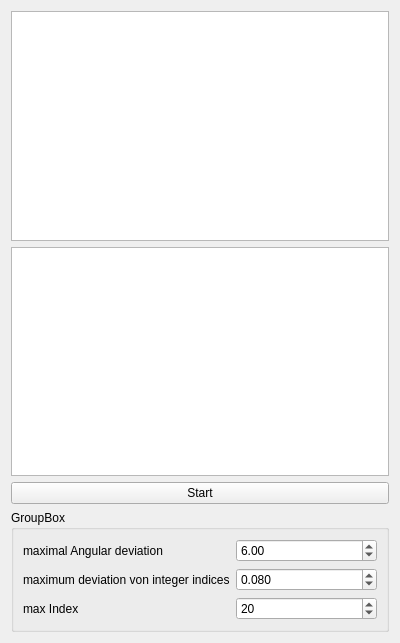
Before: the Qt Designer form Indexing.ui in BackupTheBerlios/clip-svn, drawn with Qt 5.
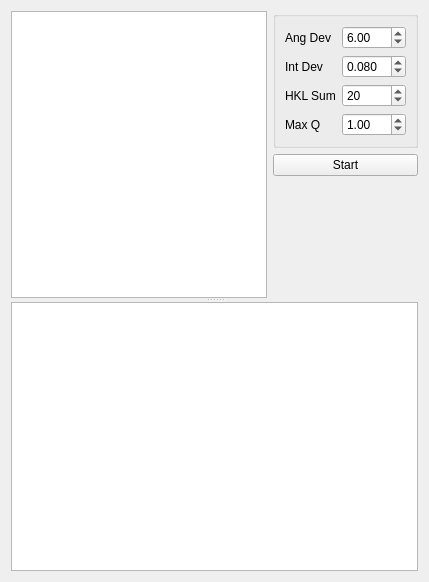
After: the same form once the commit is applied.

```diff
--- a/Indexing.ui
+++ b/Indexing.ui
@@ -5,25 +5,49 @@
    <rect>
     <x>0</x>
     <y>0</y>
-    <width>400</width>
-    <height>643</height>
+    <width>422</width>
+    <height>582</height>
    </rect>
   </property>
   <property name="windowTitle" >
    <string>Form</string>
   </property>
   <layout class="QGridLayout" name="gridLayout_2" >
-   <item row="2" column="0" >
-    <widget class="QPushButton" name="startButton" >
-     <property name="text" >
-      <string>Start</string>
+   <item row="0" column="0" >
+    <widget class="QSplitter" name="splitter" >
+     <property name="orientation" >
+      <enum>Qt::Vertical</enum>
+     </property>
+     <widget class="QWidget" name="" >
+      <layout class="QHBoxLayout" name="horizontalLayout" >
+       <item>
+        <widget class="QTableView" name="SolutionSelector" >
+         <property name="sizePolicy" >
+          <sizepolicy vsizetype="Expanding" hsizetype="MinimumExpanding" >
+           <horstretch>0</horstretch>
+           <verstretch>0</verstretch>
+          </sizepolicy>
+         </property>
+         <property name="editTriggers" >
+          <set>QAbstractItemView::NoEditTriggers</set>
+         </property>
+         <property name="selectionMode" >
+          <enum>QAbstractItemView::SingleSelection</enum>
+         </property>
+         <property name="selectionBehavior" >
+          <enum>QAbstractItemView::SelectRows</enum>
+         </property>
+         <property name="sortingEnabled" >
+          <bool>true</bool>
      </property>
     </widget>
    </item>
-   <item row="3" column="0" >
+       <item>
+        <layout class="QVBoxLayout" name="verticalLayout" >
+         <item>
     <widget class="QGroupBox" name="groupBox" >
      <property name="title" >
-      <string>GroupBox</string>
+            <string/>
      </property>
      <property name="flat" >
       <bool>true</bool>
@@ -32,7 +56,7 @@
       <item row="0" column="0" >
        <widget class="QLabel" name="label" >
         <property name="text" >
-         <string>maximal Angular deviation</string>
+               <string>Ang Dev</string>
         </property>
        </widget>
       </item>
@@ -46,7 +70,7 @@
       <item row="1" column="0" >
        <widget class="QLabel" name="label_2" >
         <property name="text" >
-         <string>maximum deviation von integer indices</string>
+               <string>Int Dev</string>
         </property>
        </widget>
       </item>
@@ -69,7 +93,7 @@
       <item row="2" column="0" >
        <widget class="QLabel" name="label_3" >
         <property name="text" >
-         <string>max Index</string>
+               <string>HKL Sum</string>
         </property>
        </widget>
       </item>
@@ -83,33 +107,62 @@
         </property>
        </widget>
       </item>
+            <item row="3" column="0" >
+             <widget class="QLabel" name="label_4" >
+              <property name="text" >
+               <string>Max Q</string>
+              </property>
+             </widget>
+            </item>
+            <item row="3" column="1" >
+             <widget class="QDoubleSpinBox" name="doubleSpinBox" >
+              <property name="minimum" >
+               <double>0.100000000000000</double>
+              </property>
+              <property name="maximum" >
+               <double>100.000000000000000</double>
+              </property>
+              <property name="singleStep" >
+               <double>0.250000000000000</double>
+              </property>
+              <property name="value" >
+               <double>1.000000000000000</double>
+              </property>
+             </widget>
+            </item>
      </layout>
     </widget>
    </item>
-   <item row="0" column="0" >
-    <widget class="QTableView" name="SolutionSelector" >
-     <property name="sizePolicy" >
-      <sizepolicy vsizetype="Expanding" hsizetype="Preferred" >
-       <horstretch>0</horstretch>
-       <verstretch>0</verstretch>
-      </sizepolicy>
-     </property>
-     <property name="editTriggers" >
-      <set>QAbstractItemView::NoEditTriggers</set>
-     </property>
+         <item>
+          <widget class="QPushButton" name="startButton" >
+           <property name="text" >
+            <string>Start</string>
+           </property>
+          </widget>
+         </item>
+         <item>
+          <spacer name="verticalSpacer" >
+           <property name="orientation" >
+            <enum>Qt::Vertical</enum>
+           </property>
+           <property name="sizeHint" stdset="0" >
+            <size>
+             <width>20</width>
+             <height>40</height>
+            </size>
+           </property>
+          </spacer>
+         </item>
+        </layout>
+       </item>
+      </layout>
+     </widget>
+     <widget class="QTableView" name="SolutionDisplay" >
      <property name="selectionMode" >
-      <enum>QAbstractItemView::SingleSelection</enum>
-     </property>
-     <property name="selectionBehavior" >
-      <enum>QAbstractItemView::SelectRows</enum>
-     </property>
-     <property name="sortingEnabled" >
-      <bool>true</bool>
-     </property>
-    </widget>
-   </item>
-   <item row="1" column="0" >
-    <widget class="QTableView" name="SolutionDisplay" />
+       <enum>QAbstractItemView::NoSelection</enum>
+      </property>
+     </widget>
+    </widget>
    </item>
   </layout>
  </widget>
```
Left out of the diff: 2 changed lines with no effect on the pictures. Lines whose indentation alone changed are shown as unchanged.
